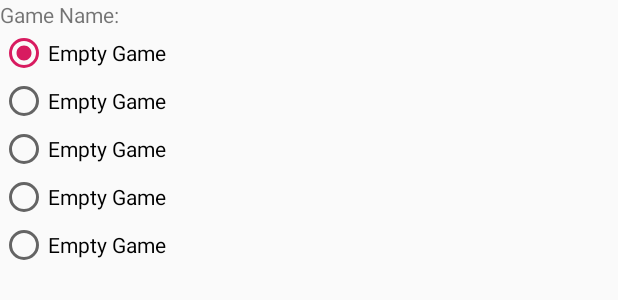
After one commit to wesleychao0129/test, an Android app: the layout activity_edit_existing_game.xml on its own in the app's theme, with its tools: preview values and no code run, on a phone screen of 412 x 824 dp. The commit adds this screen. Shown: the top 300 px of the screen. Run offline under Robolectric (Android 15) with nearby library versions, the phone set to English and light mode, and no system bars.

Commit message:
Edit Existing Features

```diff
--- a/bunnyWorld/app/src/main/java/edu/stanford/cs108/bunnyworldeditor/Game.java
+++ b/bunnyWorld/app/src/main/java/edu/stanford/cs108/bunnyworldeditor/Game.java
@@ -43,7 +43,7 @@ public class Game {
 
         // if name is empty, update database game_name = GAME_ID
         if (name.length() == 0) {
-            name = "GMAE_" + ID;
+            name = "GAME_" + ID;
             ContentValues update_value = new ContentValues();
             update_value.put("game_name", name);
             String selection = "game_id = ?";
--- a/bunnyWorld/app/src/main/java/edu/stanford/cs108/bunnyworldeditor/editGameActivity.java
+++ b/bunnyWorld/app/src/main/java/edu/stanford/cs108/bunnyworldeditor/editGameActivity.java
@@ -34,6 +34,7 @@ public class editGameActivity extends AppCompatActivity {
 
         this.currentGameId = MainActivity.getCurrentGameID();
         this.currentGame = MainActivity.getGame(currentGameId);
+
         this.ev = findViewById(R.id.editorView);
         this.shapes = ev.shapes;
     }
--- /dev/null
+++ b/bunnyWorld/app/src/main/res/layout/activity_edit_existing_game.xml
@@ -0,0 +1,57 @@
+<?xml version="1.0" encoding="utf-8"?>
+<LinearLayout xmlns:android="http://schemas.android.com/apk/res/android"
+    android:orientation="vertical" android:layout_width="match_parent"
+    android:layout_height="match_parent">
+
+    <LinearLayout
+        android:orientation="vertical"
+        android:layout_width="match_parent"
+        android:layout_height="wrap_content">
+
+        <TextView
+            android:id="@+id/game_name"
+            android:layout_width="wrap_content"
+            android:layout_height="wrap_content"
+            android:text="Game Name: " />
+        <RadioGroup
+            android:id="@+id/gamesGroup"
+            android:orientation="vertical"
+            android:checkedButton="@+id/game1"
+            android:layout_width="match_parent"
+            android:layout_height="wrap_content">
+            <RadioButton
+                android:id="@+id/game1"
+                android:text="Empty Game"
+                android:layout_width="wrap_content"
+                android:layout_height="wrap_content"
+                />
+            <RadioButton
+                android:id="@+id/game2"
+                android:text="Empty Game"
+                android:layout_width="wrap_content"
+                android:layout_height="wrap_content"
+                />
+            <RadioButton
+                android:id="@+id/game3"
+                android:text="Empty Game"
+                android:layout_width="wrap_content"
+                android:layout_height="wrap_content"
+                />
+            <RadioButton
+                android:id="@+id/game4"
+                android:text="Empty Game"
+                android:layout_width="wrap_content"
+                android:layout_height="wrap_content"
+                />
+            <RadioButton
+                android:id="@+id/game5"
+                android:text="Empty Game"
+                android:layout_width="wrap_content"
+                android:layout_height="wrap_content"
+                />
+        </RadioGroup>
+
+    </LinearLayout>
+
+
+</LinearLayout>
```
Also changed, not shown: bunnyWorld/app/src/main/java/edu/stanford/cs108/bunnyworldeditor/MainActivity.java (+87 -1 lines), bunnyWorld/app/src/main/res/layout/activity_main.xml (+11 -0 lines), 1 other file.
